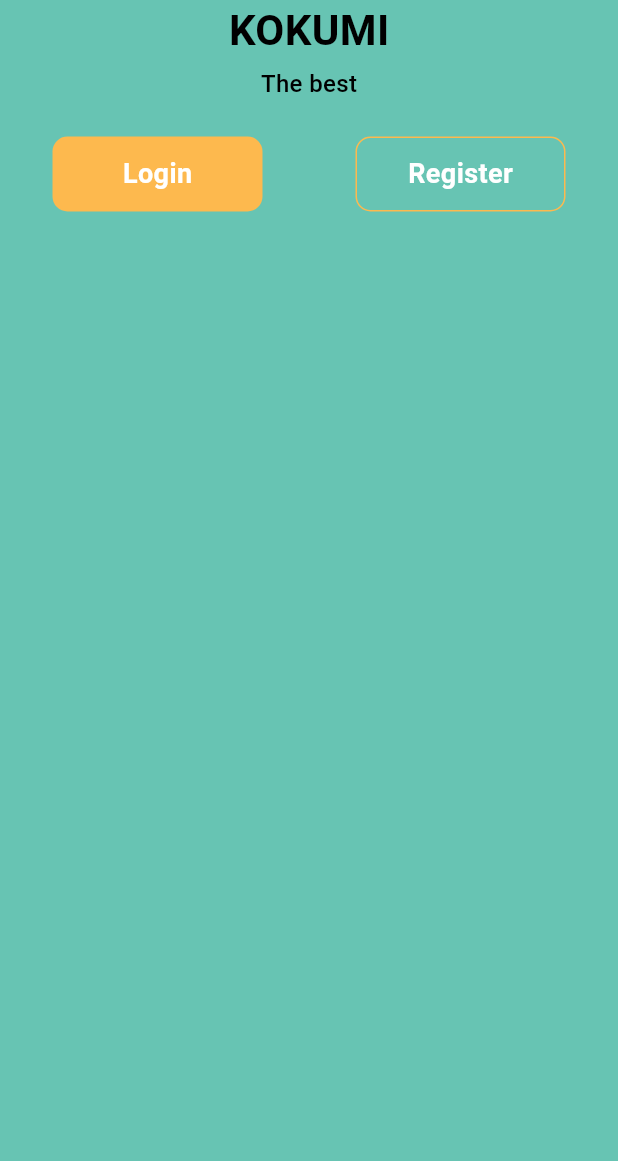
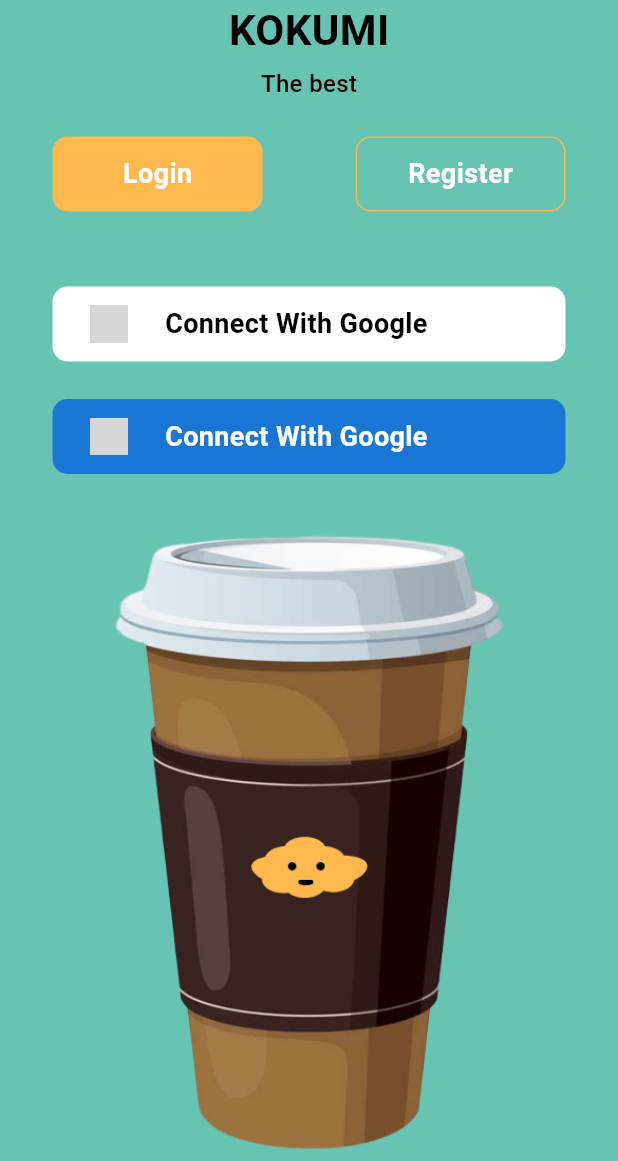
Before and after one commit to AlexMajumder/coffee_shop_app, a Flutter app: the screen it shows after launch, on a phone screen of 412 x 824 dp, the part 75-1236 px from its top. Run offline on Flutter 3.47's test engine with Material 3 defaults, Android fonts, the phone set to English and light mode, and no system bars; our stand-ins replace get; network calls fail; grey boxes are pictures that could not be loaded.

```diff
--- a/lib/app.dart
+++ b/lib/app.dart
@@ -1,3 +1,4 @@
+import 'package:coffee_shop_app/screens/ui/home_screen.dart';
 import 'package:coffee_shop_app/screens/ui/login.dart';
 import 'package:flutter/material.dart';
 
--- a/lib/screens/ui/login.dart
+++ b/lib/screens/ui/login.dart
@@ -1,5 +1,7 @@
+import 'package:coffee_shop_app/screens/ui/home_screen.dart';
 import 'package:coffee_shop_app/utils/colors.dart';
 import 'package:flutter/material.dart';
+import 'package:get/get.dart';
 
 class LoginScreen extends StatefulWidget {
   const LoginScreen({super.key});
@@ -37,7 +39,7 @@ class _LoginScreenState extends State<LoginScreen> {
               const Text(
                 'The best',
                 style: TextStyle(
-                  height: 0.7,
+                    height: 0.7,
                     fontSize: 16,
                     fontWeight: FontWeight.w500,
                     color: Colors.black),
@@ -49,7 +51,12 @@ class _LoginScreenState extends State<LoginScreen> {
                 mainAxisAlignment: MainAxisAlignment.spaceBetween,
                 children: [
                   GestureDetector(
-                    onTap: () {},
+                    onTap: () {
+                      Navigator.push(
+                          context,
+                          MaterialPageRoute(
+                              builder: (context) => const HomeScreen()));
+                    },
                     child: Container(
                       height: 50,
                       width: 140,
@@ -75,7 +82,7 @@ class _LoginScreenState extends State<LoginScreen> {
                       width: 140,
                       decoration: BoxDecoration(
                         borderRadius: BorderRadius.circular(10),
-                        border: Border.all(color: buttonColor ),
+                        border: Border.all(color: buttonColor),
                       ),
                       child: const Center(
                         child: Text(
@@ -87,8 +94,30 @@ class _LoginScreenState extends State<LoginScreen> {
                         ),
                       ),
                     ),
-                  )
+                  ),
                 ],
+              ),
+              const SizedBox(
+                height: 50,
+              ),
+              socialMideaButton(
+                  'https://cdn1.iconfinder.com/data/icons/google-s-logo/150/Google_Icons-09-512.png',
+                  Colors.white,
+                  'Connect With Google',
+                  Colors.black),
+              const SizedBox(
+                height: 25,
+              ),
+              socialMideaButton(
+                  'https://upload.wikimedia.org/wikipedia/commons/thumb/b/b8/2021_Facebook_icon.svg/2048px-2021_Facebook_icon.svg.png',
+                  facebookButtondColor,
+                  'Connect With Google',
+                  Colors.white),
+              const SizedBox(
+                height: 25,
+              ),
+              Expanded(
+                child: Image.asset('images/login_coffee.png'),
               )
             ],
           ),
@@ -96,4 +125,37 @@ class _LoginScreenState extends State<LoginScreen> {
       )),
     );
   }
+
+  void _onTapLogin() {
+    Get.offAll(const HomeScreen());
+  }
+
+  Container socialMideaButton(image, color, title, textColor) {
+    return Container(
+      height: 50,
+      decoration: BoxDecoration(
+        borderRadius: BorderRadius.circular(10),
+        color: color,
+      ),
+      child: Row(
+        children: [
+          const SizedBox(
+            width: 25,
+          ),
+          Image.network(
+            image,
+            height: 25,
+          ),
+          const SizedBox(
+            width: 25,
+          ),
+          Text(
+            title,
+            style: TextStyle(
+                fontSize: 18, fontWeight: FontWeight.bold, color: textColor),
+          )
+        ],
+      ),
+    );
+  }
 }
--- a/pubspec.yaml
+++ b/pubspec.yaml
@@ -31,6 +31,7 @@ dependencies:
   flutter:
     sdk: flutter
   cupertino_icons: ^1.0.8
+  get: ^4.6.6
 
 dev_dependencies:
   flutter_test:
```
Also changed, not shown: lib/screens/ui/home_screen.dart (added, +39 -0 lines), images/login_coffee.png (added), images/shop_logo.png (added), images/top.png (added), pubspec.lock, 2 other files.
